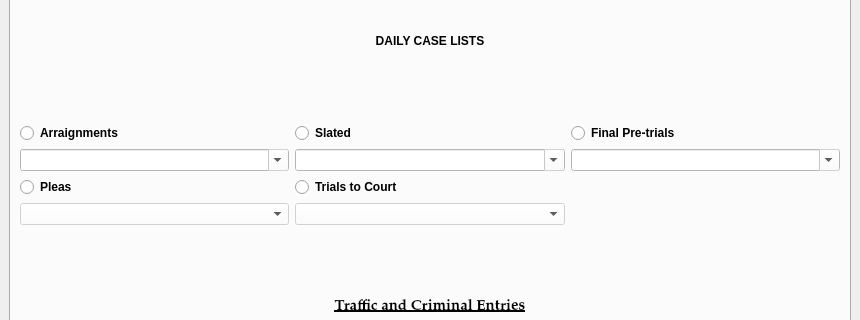
HunterProgram22/MuniEntry, file package/views/ui/MainWindow.ui: the form before one commit; both pictures show x 0 to 860 and y 150 to 470 of the 860 by 646 pixel window.
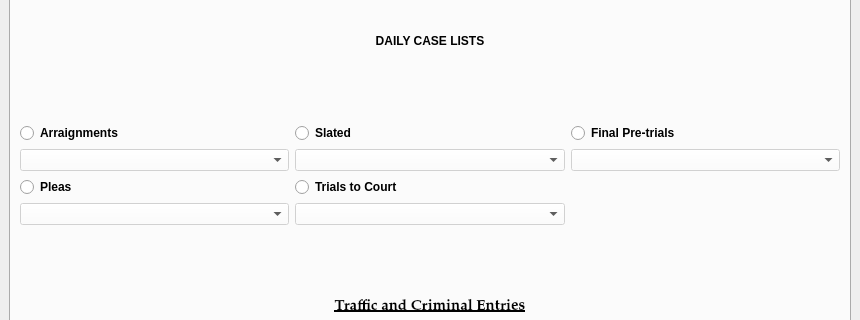
The form after the commit.

Commit message: Set main window daily cases list to not editable.

Diff of the .ui file:
```diff
--- a/package/views/ui/MainWindow.ui
+++ b/package/views/ui/MainWindow.ui
@@ -91,7 +91,7 @@
            <string notr="true">background-color: rgb(255, 255, 255);</string>
           </property>
           <property name="editable">
-           <bool>true</bool>
+           <bool>false</bool>
           </property>
          </widget>
         </item>
@@ -104,7 +104,7 @@
            <string notr="true">background-color: rgb(255, 255, 255);</string>
           </property>
           <property name="editable">
-           <bool>true</bool>
+           <bool>false</bool>
           </property>
          </widget>
         </item>
@@ -153,7 +153,7 @@
            <string notr="true">background-color: rgb(255, 255, 255);</string>
           </property>
           <property name="editable">
-           <bool>true</bool>
+           <bool>false</bool>
           </property>
          </widget>
         </item>
```
The commit also changes 2 other files.
